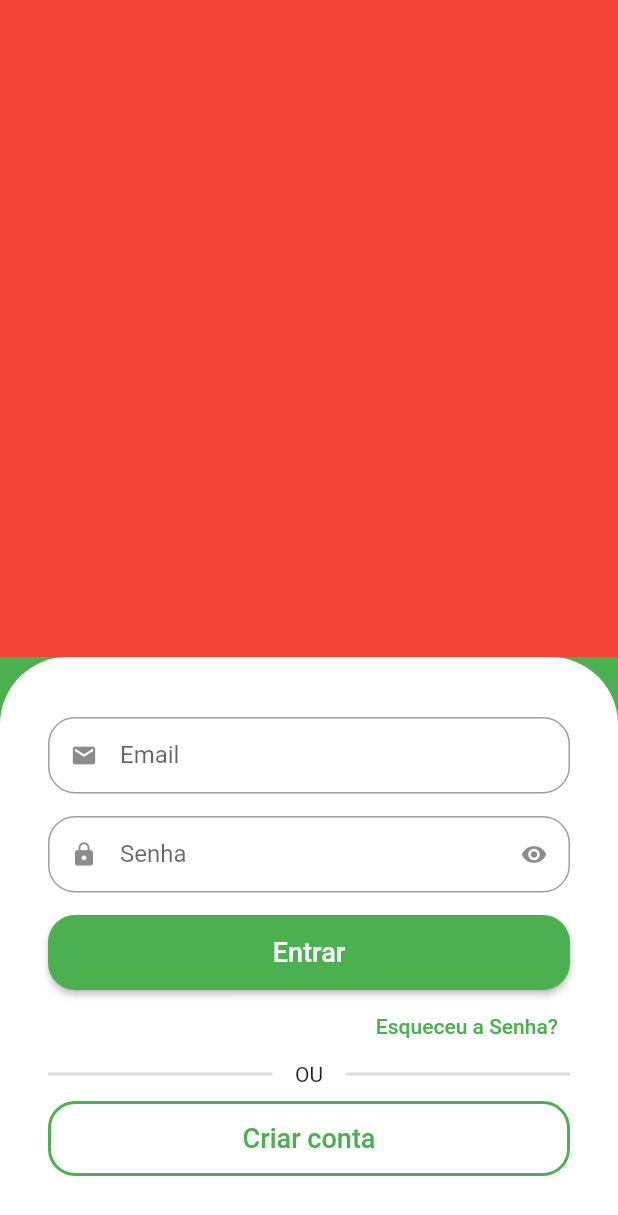
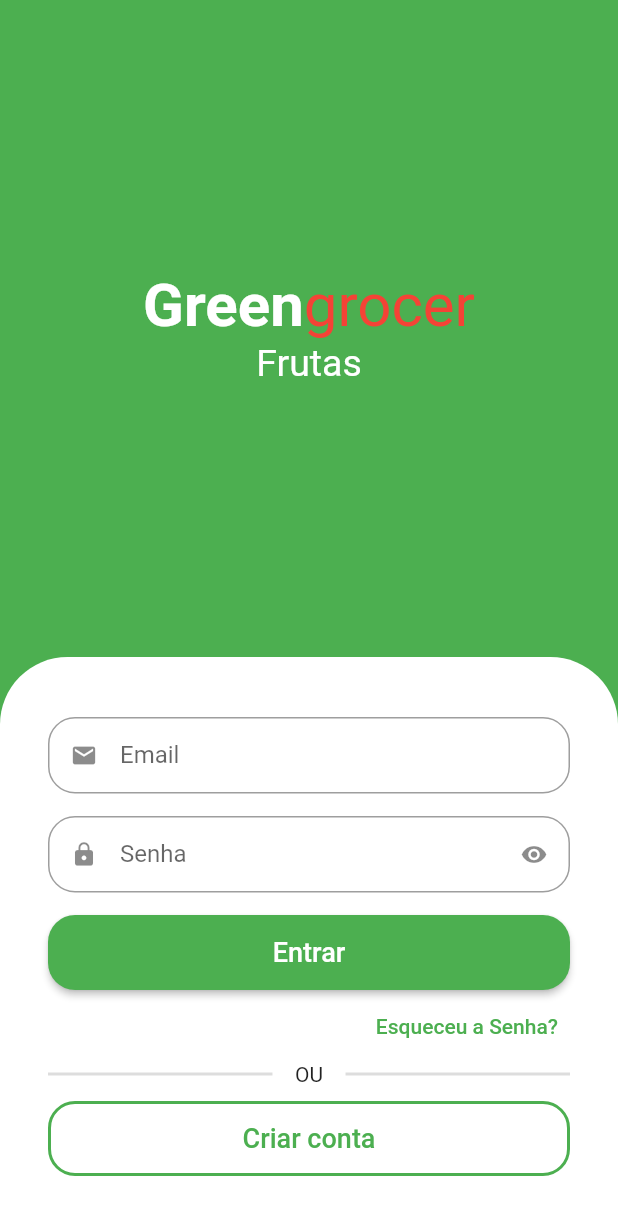
Before and after one commit to Jo-Analyst/greengrocer, a Flutter app: the screen it shows after launch, on a phone screen of 412 x 824 dp. Shown: the top 1215 px of the screen. Run offline on Flutter 3.47's test engine with Material 2 defaults, Android fonts, the phone set to English and light mode, and no system bars; drawn by our look-alikes of animated_text_kit.

Commit message:
9. Adicionando o nome do app e animação das categorias

```diff
--- a/lib/src/auth/sign_in_screen.dart
+++ b/lib/src/auth/sign_in_screen.dart
@@ -1,3 +1,4 @@
+import 'package:animated_text_kit/animated_text_kit.dart';
 import 'package:flutter/material.dart';
 import 'package:greengrocer/src/auth/components/custom_text_field.dart';
 
@@ -10,10 +11,56 @@ class SignInScreen extends StatelessWidget {
       body: Column(
         children: [
           Expanded(
-            child: Container(
-              color: Colors.red,
+            child: Column(
+              mainAxisAlignment: MainAxisAlignment.center,
+              children: [
+                const Text.rich(
+                  TextSpan(
+                    style: TextStyle(
+                      fontSize: 40,
+                    ),
+                    children: [
+                      // nome do app
+                      TextSpan(
+                        text: "Green",
+                        style: TextStyle(
+                          color: Colors.white,
+                          fontWeight: FontWeight.bold,
+                        ),
+                      ),
+                      TextSpan(
+                        text: "grocer",
+                        style: TextStyle(
+                          color: Colors.red,
+                        ),
+                      ),
+                    ],
+                  ),
+                ),
+
+                // categoria
+                SizedBox(
+                  height: 30,
+                  child: DefaultTextStyle(
+                    style: const TextStyle(fontSize: 25),
+                    child: AnimatedTextKit(
+                      pause: Duration.zero,
+                      repeatForever: true,
+                      animatedTexts: [
+                        FadeAnimatedText("Frutas"),
+                        FadeAnimatedText("Legumes"),
+                        FadeAnimatedText("Carnes"),
+                        FadeAnimatedText("Cereais"),
+                        FadeAnimatedText("Laticineos"),
+                      ],
+                    ),
+                  ),
+                )
+              ],
             ),
           ),
+
+          // Formulário
           Container(
             padding: const EdgeInsets.symmetric(
               horizontal: 32,
@@ -28,9 +75,20 @@ class SignInScreen extends StatelessWidget {
             child: Column(
               crossAxisAlignment: CrossAxisAlignment.stretch,
               children: [
-                const CustomTextField(icon: Icons.email, label: "Email"),
+                // Email
                 const CustomTextField(
-                    icon: Icons.lock, label: "Senha", isSecret: true),
+                  icon: Icons.email,
+                  label: "Email",
+                ),
+
+                // Senha
+                const CustomTextField(
+                  icon: Icons.lock,
+                  label: "Senha",
+                  isSecret: true,
+                ),
+
+                // Botão Entrar
                 SizedBox(
                   height: 50,
                   child: ElevatedButton(
@@ -46,6 +104,8 @@ class SignInScreen extends StatelessWidget {
                     ),
                   ),
                 ),
+
+                // Botão esqueceu a senha
                 Align(
                   alignment: Alignment.centerRight,
                   child: TextButton(
@@ -53,6 +113,7 @@ class SignInScreen extends StatelessWidget {
                     child: const Text("Esqueceu a Senha?"),
                   ),
                 ),
+                // Divisores
                 Padding(
                   padding: const EdgeInsets.only(bottom: 10),
                   child: Row(
@@ -76,6 +137,8 @@ class SignInScreen extends StatelessWidget {
                     ],
                   ),
                 ),
+
+                // Botão criar conta
                 SizedBox(
                   height: 50,
                   child: OutlinedButton(
--- a/pubspec.yaml
+++ b/pubspec.yaml
@@ -35,6 +35,7 @@ dependencies:
   # The following adds the Cupertino Icons font to your application.
   # Use with the CupertinoIcons class for iOS style icons.
   cupertino_icons: ^1.0.2
+  animated_text_kit: ^4.2.2
 
 dev_dependencies:
   flutter_test:
```
Also changed, not shown: pubspec.lock.
